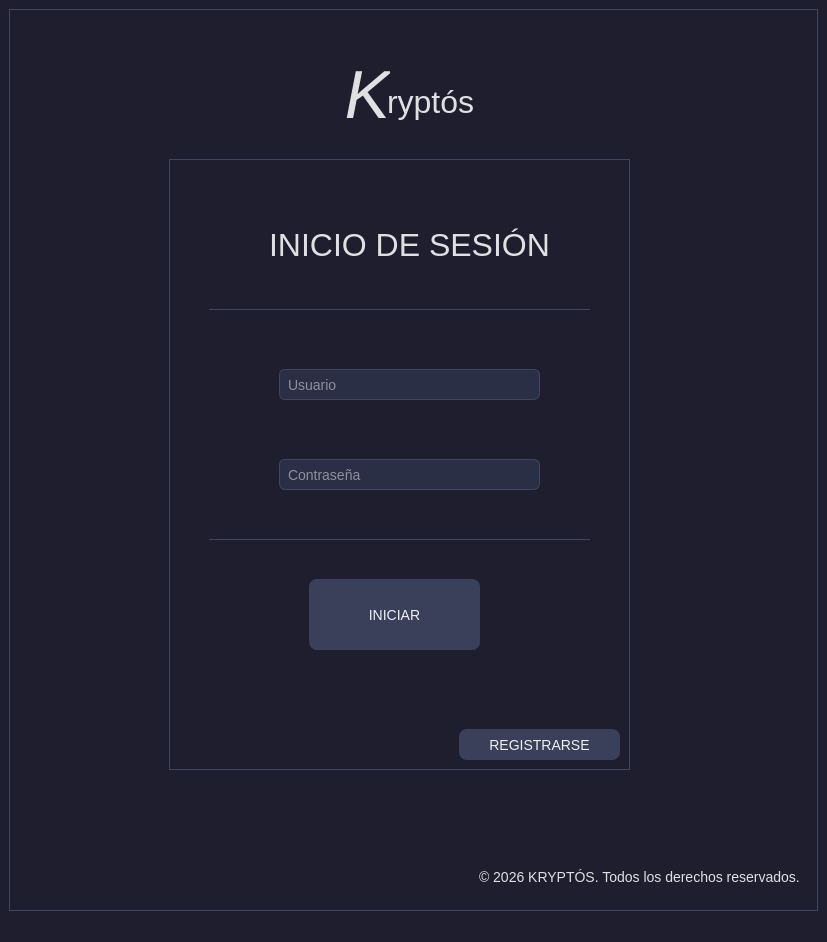
Above: app/ui/sesion_ui/sesion_mainwindow_ui.ui from DanielC027/modular-escritorio before the change. Below: the same form after it.
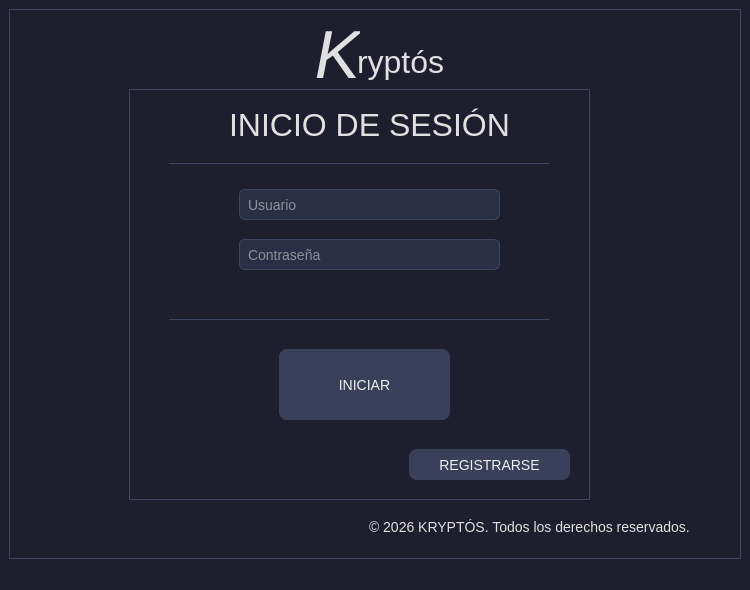
That is the form after the change. Icons and pictures are not drawn.

Commit message: chng: window size of session and sign in changed

```diff
--- a/app/ui/sesion_ui/sesion_mainwindow_ui.ui
+++ b/app/ui/sesion_ui/sesion_mainwindow_ui.ui
@@ -9,8 +9,8 @@
    <rect>
     <x>0</x>
     <y>0</y>
-    <width>827</width>
-    <height>942</height>
+    <width>750</width>
+    <height>590</height>
    </rect>
   </property>
   <property name="sizePolicy">
@@ -143,10 +143,10 @@
       <widget class="QGroupBox" name="groupBox_2">
        <property name="geometry">
         <rect>
-         <x>160</x>
-         <y>150</y>
+         <x>120</x>
+         <y>80</y>
          <width>461</width>
-         <height>611</height>
+         <height>411</height>
         </rect>
        </property>
        <property name="title">
@@ -156,7 +156,7 @@
         <property name="geometry">
          <rect>
           <x>110</x>
-          <y>300</y>
+          <y>150</y>
           <width>261</width>
           <height>31</height>
          </rect>
@@ -184,7 +184,7 @@
         <property name="geometry">
          <rect>
           <x>110</x>
-          <y>210</y>
+          <y>100</y>
           <width>261</width>
           <height>31</height>
          </rect>
@@ -199,8 +199,8 @@
        <widget class="QPushButton" name="iniciar_pushButton">
         <property name="geometry">
          <rect>
-          <x>140</x>
-          <y>420</y>
+          <x>150</x>
+          <y>260</y>
           <width>171</width>
           <height>71</height>
          </rect>
@@ -213,7 +213,7 @@
         <property name="geometry">
          <rect>
           <x>60</x>
-          <y>60</y>
+          <y>10</y>
           <width>361</width>
           <height>51</height>
          </rect>
@@ -240,7 +240,7 @@
         <property name="geometry">
          <rect>
           <x>80</x>
-          <y>210</y>
+          <y>100</y>
           <width>21</width>
           <height>21</height>
          </rect>
@@ -259,7 +259,7 @@
         <property name="geometry">
          <rect>
           <x>80</x>
-          <y>300</y>
+          <y>150</y>
           <width>21</width>
           <height>21</height>
          </rect>
@@ -277,8 +277,8 @@
        <widget class="QPushButton" name="registrarse_pushButton">
         <property name="geometry">
          <rect>
-          <x>290</x>
-          <y>570</y>
+          <x>280</x>
+          <y>360</y>
           <width>161</width>
           <height>31</height>
          </rect>
@@ -291,7 +291,7 @@
         <property name="geometry">
          <rect>
           <x>40</x>
-          <y>150</y>
+          <y>74</y>
           <width>381</width>
           <height>1</height>
          </rect>
@@ -311,7 +311,7 @@
         <property name="geometry">
          <rect>
           <x>40</x>
-          <y>380</y>
+          <y>230</y>
           <width>381</width>
           <height>1</height>
          </rect>
@@ -331,8 +331,8 @@
       <widget class="QLabel" name="label_27">
        <property name="geometry">
         <rect>
-         <x>370</x>
-         <y>40</y>
+         <x>340</x>
+         <y>0</y>
          <width>101</width>
          <height>91</height>
         </rect>
@@ -362,8 +362,8 @@
       <widget class="QLabel" name="label_28">
        <property name="geometry">
         <rect>
-         <x>280</x>
-         <y>40</y>
+         <x>250</x>
+         <y>0</y>
          <width>101</width>
          <height>91</height>
         </rect>
@@ -394,8 +394,8 @@
       <widget class="QLabel" name="label_7">
        <property name="geometry">
         <rect>
-         <x>470</x>
-         <y>860</y>
+         <x>360</x>
+         <y>510</y>
          <width>321</width>
          <height>16</height>
         </rect>
```
The commit also changes 3 other files.
